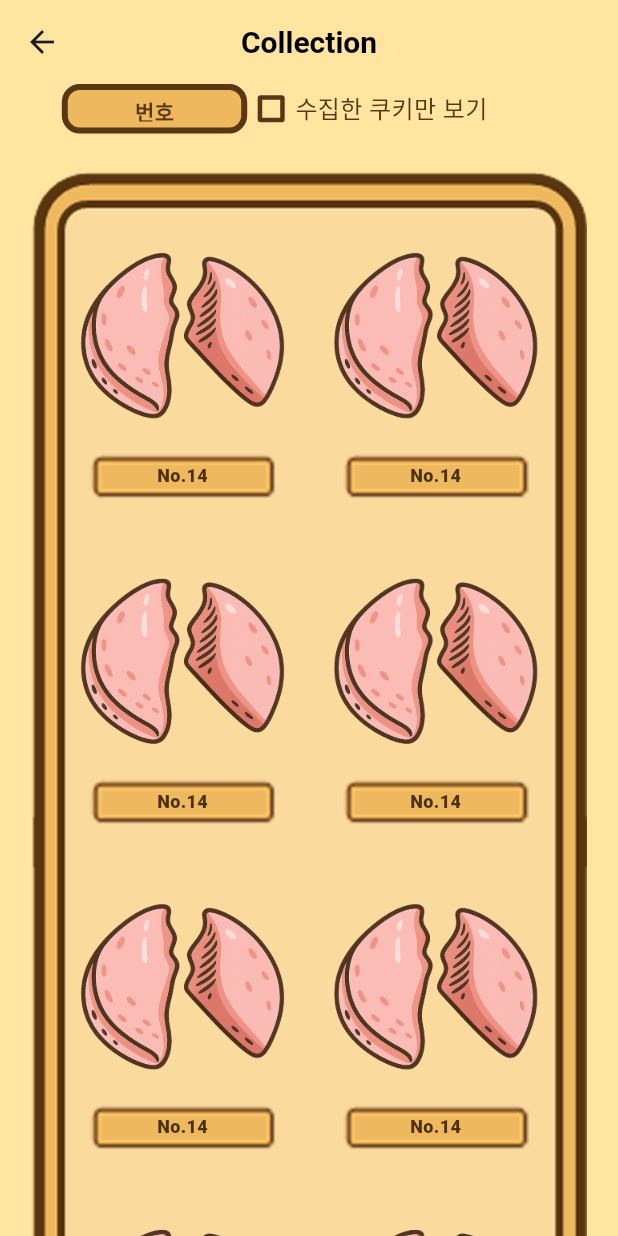
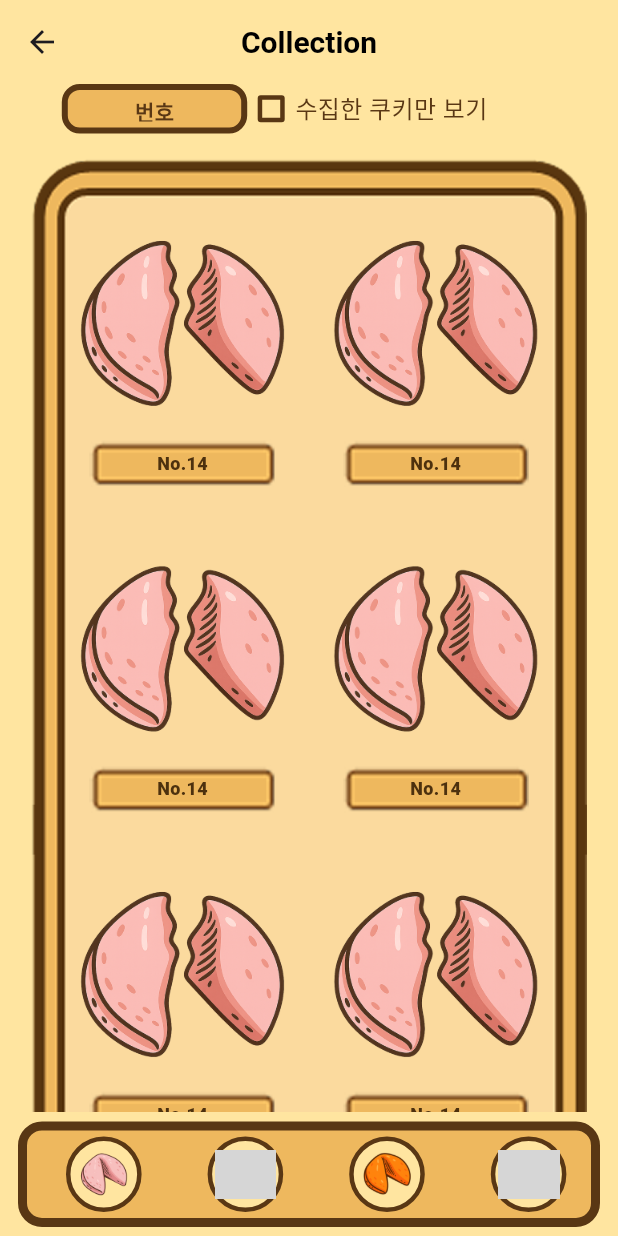
Before and after one commit to corangg/Cookie, a Flutter app: the _CollectionBody screen opened directly, on a phone screen of 412 x 824 dp. Run offline on Flutter 3.47's test engine with Material 3 defaults, Android fonts, the phone set to English and light mode, and no system bars; our stand-ins replace drift, get_it; accounts and stored records are empty; generated files the repository leaves out were written again; grey boxes are pictures that could not be loaded.

Commit message:
Add: collection_screen.dart 에 쿠키 타입을 정할수 있는 버튼 추가

```diff
--- a/lib/screen/collection_screen.dart
+++ b/lib/screen/collection_screen.dart
@@ -2,8 +2,10 @@ import 'package:cookie/di/injection.dart';
 import 'package:cookie/viewmodel/collection_view_model.dart';
 import 'package:cookie/widgets/collection_background_widget.dart';
 import 'package:core/util/pair.dart';
+import 'package:core/values/app_assets.dart';
 import 'package:core/values/app_color.dart';
 import 'package:core/values/app_string.dart';
+import 'package:core/widgets/custom_img_button.dart';
 import 'package:core/widgets/spinner_widget.dart';
 import 'package:flutter/material.dart';
 import 'package:provider/provider.dart';
@@ -60,29 +62,36 @@ class _CollectionBodyState extends State<_CollectionBody> with SingleTickerProvi
   }
 
   Widget _buildBody() {
-    final screenWidth = MediaQuery.of(context).size.width;
-    final screenHeight = MediaQuery.of(context).size.height;
+    final screenWidth = MediaQuery
+        .of(context)
+        .size
+        .width;
+    final screenHeight = MediaQuery
+        .of(context)
+        .size
+        .height;
     return Stack(
       children: [
         Positioned(
-          top: 0,
-            left: screenWidth*0.1,
-            child: Container(
-              child: _collectionViewTypeSpinner(screenWidth,screenHeight),
-            )),
+            top: 0,
+            left: screenWidth * 0.1,
+            child: _collectionViewTypeSpinner(screenWidth, screenHeight)),
         Positioned(
             top: 0,
             left: screenWidth * 0.4,
-            child: Container(
-              //color: Colors.red,
-              child: _viewCollectionCheckBox(screenHeight),)
-        ),
+            child: _viewCollectionCheckBox(screenHeight)),
         Positioned(
-            top: screenHeight * 0.07,
+            top: screenHeight * 0.06,
+            left: 0,
+            right: 0,
+            bottom: screenHeight * 0.1,
+            child: CollectionWidget(items: AppStrings.cheeringCollectionList,)),
+        Positioned(
             left: 0,
             right: 0,
             bottom: 0,
-            child: CollectionWidget(items: AppStrings.cheeringCollectionList))
+            height: screenHeight * 0.1,
+            child: _cookieTypeListView(AppAssets.cookieTypeAssetsList, screenHeight * 0.05, screenHeight * 0.05, screenWidth * 0.2))
       ],
     );
   }
@@ -143,4 +152,37 @@ class _CollectionBodyState extends State<_CollectionBody> with SingleTickerProvi
       selectItemIconSize: 14,
     );
   }
+
+  Widget _cookieTypeListView(List<String> items, double itemWidth, double itemHeight, double containerWidth) {
+    return Container(
+      margin: EdgeInsets.symmetric(horizontal: 12.0, vertical: 6.0),
+      padding: EdgeInsets.symmetric(horizontal: 4.0, vertical: 4.0),
+      decoration: BoxDecoration(
+          color: AppColor.collectionCookieButton,
+          border: Border.all(
+              color: AppColor.bottomNavigationBarBorder, width: 6),
+          borderRadius: BorderRadius.circular(16)
+      ),
+      child: ListView.builder(
+          itemCount: items.length,
+          scrollDirection: Axis.horizontal,
+          itemBuilder: (context, index) {
+            final item = items[index];
+            return Container(
+                width: containerWidth,
+                padding: EdgeInsets.all(6),
+                decoration: BoxDecoration(
+                  shape: BoxShape.circle,
+                  color: AppColor.mainBackground,
+                  border: Border.all(
+                      color: AppColor.bottomNavigationBarBorder, width: 3),
+                ),
+                margin: const EdgeInsets.symmetric(horizontal: 6),
+                alignment: Alignment.center,
+                child: CustomImageButton(
+                    imgAssets: item, width: itemWidth, height: itemHeight)
+            );
+          }),
+    );
+  }
 }
--- a/packages/core/lib/values/app_assets.dart
+++ b/packages/core/lib/values/app_assets.dart
@@ -43,4 +43,11 @@ class AppAssets {
       _ => imgCookieDisable,
     };
   }
+
+  static List<String> cookieTypeAssetsList = [
+    imgCookieCheering1,
+    imgCookieComfort1,
+    imgCookiePassion1,
+    imgCookieSermon1,
+  ];
 }
--- a/packages/core/lib/values/app_color.dart
+++ b/packages/core/lib/values/app_color.dart
@@ -12,4 +12,6 @@ class AppColor {
 
   static const spinnerBackground = Color(0xFFEEB85E);
   static const checkboxCheck = Color(0xFFEEB85E);
+
+  static const collectionCookieButton = Color(0xFFEEB85E);
 }
--- a/packages/core/lib/widgets/spinner_widget.dart
+++ b/packages/core/lib/widgets/spinner_widget.dart
@@ -158,7 +158,8 @@ class _SpinnerWidget extends State<DropDownWidget> {
   }
 
   Widget _dropdownList(Offset offset, Size size) {
-    return Positioned(left: offset.dx,
+    return Positioned(
+        left: offset.dx,
         top: offset.dy + size.height,
         width: widget.dropdownItemWidth,
         child: Material(
```
Lines whose indentation alone changed are shown as unchanged.
